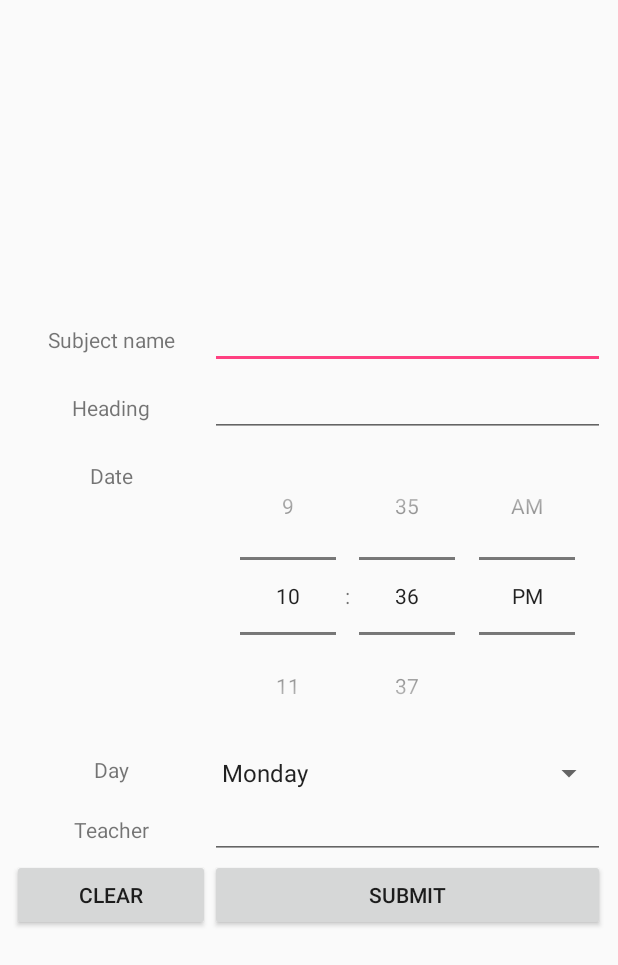
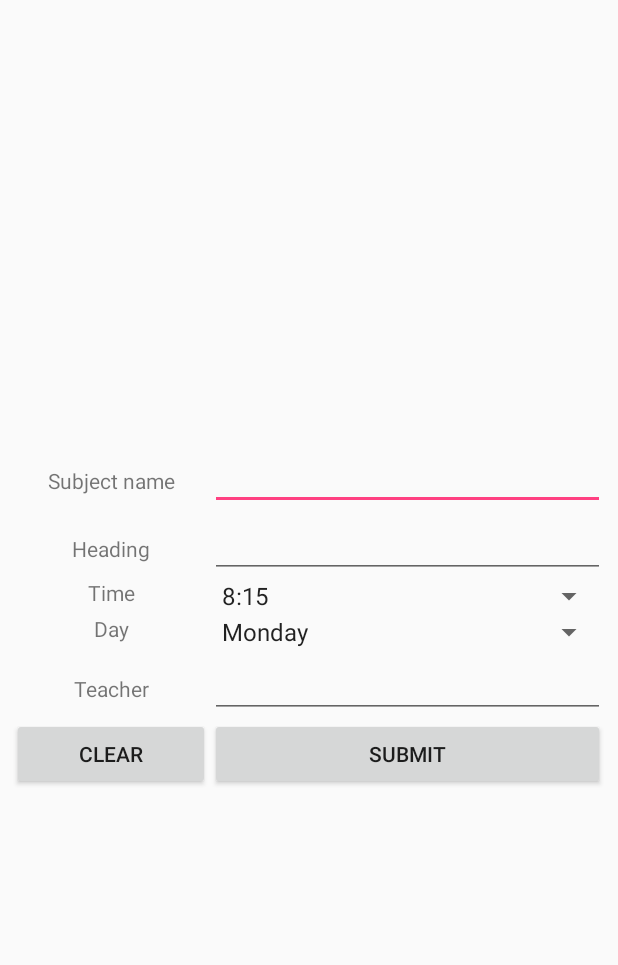
Before and after one commit to michalgorecki/Plan, an Android app: the screen it shows after launch (AddItemActivity), after a tap on "Add", on a phone screen of 412 x 824 dp. Shown: the top 965 px of the screen. Run offline under Robolectric (Android 15) with nearby library versions, the phone set to English and light mode, and no system bars; our stand-ins replace Room's generated code.

Commit message:
Sorting by time added

```diff
--- a/app/src/main/java/mgorecki/pl/plan/activity/AddItemActivity.java
+++ b/app/src/main/java/mgorecki/pl/plan/activity/AddItemActivity.java
@@ -20,14 +20,14 @@ import mgorecki.pl.plan.utils.Validator;
 
 public class AddItemActivity extends AppCompatActivity {
     public static final String TAG = "AddItemActivity";
-    TimePicker timePicker;
     EditText nameEditText;
     EditText headingEditText;
     EditText teacherEditText;
     Calendar myCalendar;
     Button clearButton;
     Button submitButton;
-    Spinner spinner;
+    Spinner weekdaySpinner;
+    Spinner timeSpinner;
 
     @Override
     protected void onCreate(Bundle savedInstanceState) {
@@ -36,15 +36,20 @@ public class AddItemActivity extends AppCompatActivity {
         myCalendar = Calendar.getInstance();
         clearButton = (Button) findViewById(R.id.clearButton);
         submitButton = (Button) findViewById(R.id.submitButton);
-        timePicker = (TimePicker) findViewById(R.id.timePicker);
         nameEditText = (EditText) findViewById(R.id.nameEditText);
         headingEditText = (EditText) findViewById(R.id.headingEditText);
         teacherEditText = (EditText) findViewById(R.id.teacherEditText);
-        spinner = (Spinner) findViewById(R.id.spinner);
-        ArrayAdapter<CharSequence> adapter = ArrayAdapter.createFromResource(this,
+        weekdaySpinner = (Spinner) findViewById(R.id.spinner);
+        ArrayAdapter<CharSequence> weekdaySpinnerAdapter = ArrayAdapter.createFromResource(this,
                 R.array.weekdays_array, android.R.layout.simple_spinner_item);
-        adapter.setDropDownViewResource(android.R.layout.simple_spinner_dropdown_item);
-        spinner.setAdapter(adapter);
+
+        timeSpinner = (Spinner) findViewById(R.id.timeSpinner);
+        ArrayAdapter<CharSequence> timeSpinnerAdapter = ArrayAdapter.createFromResource(this, R.array.hours_spinner_array, android.R.layout.simple_spinner_item);
+        timeSpinnerAdapter.setDropDownViewResource(android.R.layout.simple_spinner_dropdown_item);
+        timeSpinner.setAdapter(timeSpinnerAdapter);
+
+        weekdaySpinnerAdapter.setDropDownViewResource(android.R.layout.simple_spinner_dropdown_item);
+        weekdaySpinner.setAdapter(weekdaySpinnerAdapter);
 
         clearButton.setOnClickListener((v) -> {
             clearForm();
@@ -53,12 +58,12 @@ public class AddItemActivity extends AppCompatActivity {
 
     public void submitOnClick(View v) {
         Log.d(TAG, "Adding item to db");
-        String time = String.format("%02d:%02d", timePicker.getHour(), timePicker.getMinute());
+        String time = timeSpinner.getSelectedItem().toString();
         Log.d(TAG, "Time string: " + time);
         String name = nameEditText.getText().toString();
         String heading = headingEditText.getText().toString();
         String teacher = teacherEditText.getText().toString();
-        String weekday = spinner.getSelectedItem().toString();
+        String weekday = weekdaySpinner.getSelectedItem().toString();
         if (name.isEmpty() || heading.isEmpty() || teacher.isEmpty()) {
                 Toast.makeText(this, "There's an empty field!", Toast.LENGTH_SHORT).show();
         } else {
--- a/app/src/main/java/mgorecki/pl/plan/dao/PlanItemDao.java
+++ b/app/src/main/java/mgorecki/pl/plan/dao/PlanItemDao.java
@@ -17,7 +17,7 @@ import mgorecki.pl.plan.domain.PlanItem;
 @Dao
 public interface PlanItemDao {
 
-    @Query("SELECT * FROM planitem")
+    @Query("SELECT * FROM planitem ORDER BY time")
     List<PlanItem> getAll();
 
     @Query("SELECT * FROM planitem where teacher LIKE :teacher")
@@ -26,7 +26,7 @@ public interface PlanItemDao {
     @Query("SELECT COUNT(*) FROM planitem")
     int countPlanItem();
 
-    @Query("SELECT * FROM planitem where weekday=:weekday")
+    @Query("SELECT * FROM planitem where weekday=:weekday ORDER BY time")
     List<PlanItem> getDailyPlan(String weekday);
 
     @Query("SELECT COUNT (*) FROM planitem where weekday like :weekday AND time LIKE :time")
--- a/app/src/main/res/layout/activity_add_item.xml
+++ b/app/src/main/res/layout/activity_add_item.xml
@@ -20,7 +20,7 @@
         app:layout_constraintLeft_toLeftOf="parent"
         app:layout_constraintRight_toRightOf="parent"
         app:layout_constraintTop_toTopOf="parent"
-        app:layout_constraintVertical_bias="0.497">
+        app:layout_constraintVertical_bias="0.498">
 
         <TableRow
             android:layout_width="match_parent"
@@ -77,22 +77,18 @@
             android:weightSum="3">
 
             <TextView
-                android:id="@+id/dateTV"
+                android:id="@+id/timeTextView"
                 android:layout_width="match_parent"
                 android:layout_height="match_parent"
                 android:layout_weight="2"
-                android:text="Date"
-                android:textAlignment="center"
-                android:translationY="@dimen/fab_margin" />
+                android:text="Time"
+                android:textAlignment="center" />
 
-            <TimePicker
-                android:id="@+id/timePicker"
+            <Spinner
+                android:id="@+id/timeSpinner"
                 android:layout_width="match_parent"
-                android:layout_height="match_parent"
-                android:layout_weight="1"
-                android:ems="10"
-                android:inputType="time"
-                android:timePickerMode="spinner" />
+                android:layout_height="wrap_content"
+                android:layout_weight="1" />
 
 
         </TableRow>
--- a/app/src/main/res/layout/plan_list_item.xml
+++ b/app/src/main/res/layout/plan_list_item.xml
@@ -6,7 +6,7 @@
 
     <TableRow
         android:layout_width="match_parent"
-        android:layout_height="wrap_content"
+        android:layout_height="120px"
         android:weightSum="4">
 
         <TextView
@@ -19,6 +19,7 @@
             android:text="Time"
             android:textSize="20dp"
             android:textStyle="italic" />
+
         <TextView
             android:id="@+id/weekdayTextView"
             android:layout_width="fill_parent"
--- a/app/src/main/res/values/strings.xml
+++ b/app/src/main/res/values/strings.xml
@@ -21,6 +21,18 @@
         <item>Saturday</item>
         <item>Sunday</item>
     </string-array>
+    <string-array name="hours_spinner_array">
+        <item>8:15</item>
+        <item>9:15</item>
+        <item>10:15</item>
+        <item>11:15</item>
+        <item>12:15</item>
+        <item>13:15</item>
+        <item>14:15</item>
+        <item>15:15</item>
+        <item>16:15</item>
+        <item>17:15</item>
+    </string-array>
 
     <!-- TODO: Remove or change this placeholder text -->
     <string name="hello_blank_fragment">Hello blank fragment</string>
```
